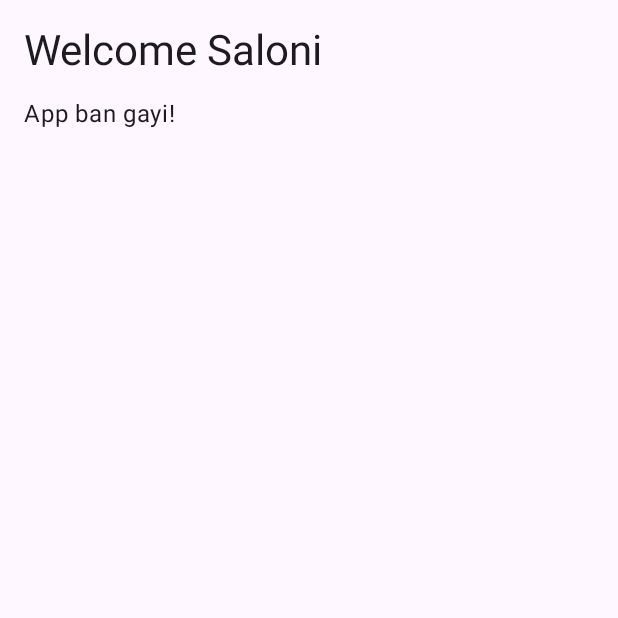
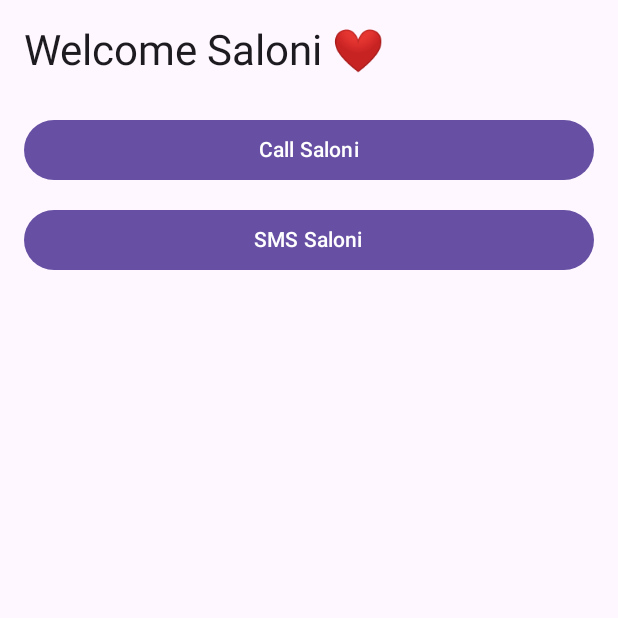
Before and after one commit to rijjupichhode-oss/Saloni, an Android app built with Jetpack Compose: the screen it shows after launch (MainActivity), on a phone screen of 412 x 824 dp, the top half of it. Run offline under Robolectric (Android 15) with nearby library versions, the phone set to English and light mode, and no system bars.

Commit message:
Update MainActivity.kt

```diff
--- a/app/src/main/java/com/rscrush/saloni/ui/MainActivity.kt
+++ b/app/src/main/java/com/rscrush/saloni/ui/MainActivity.kt
@@ -1,11 +1,12 @@
 package com.rscrush.saloni.ui
 
+import android.content.Intent
+import android.net.Uri
 import android.os.Bundle
 import androidx.activity.ComponentActivity
 import androidx.activity.compose.setContent
 import androidx.compose.foundation.layout.*
 import androidx.compose.material3.*
-import androidx.compose.runtime.Composable
 import androidx.compose.ui.Modifier
 import androidx.compose.ui.unit.dp
 
@@ -16,9 +17,29 @@ class MainActivity : ComponentActivity() {
             MaterialTheme {
                 Surface(modifier = Modifier.fillMaxSize()) {
                     Column(modifier = Modifier.padding(16.dp)) {
-                        Text(text = "Welcome Saloni", style = MaterialTheme.typography.headlineMedium)
+                        Text(text = "Welcome Saloni ❤", style = MaterialTheme.typography.headlineMedium)
+                        Spacer(modifier = Modifier.height(24.dp))
+
+                        Button(onClick = {
+                            val intent = Intent(Intent.ACTION_DIAL).apply {
+                                data = Uri.parse("tel:9876543210")
+                            }
+                            startActivity(intent)
+                        }, modifier = Modifier.fillMaxWidth()) {
+                            Text("Call Saloni")
+                        }
+
                         Spacer(modifier = Modifier.height(12.dp))
-                        Text(text = "App ban gayi!")
+
+                        Button(onClick = {
+                            val intent = Intent(Intent.ACTION_SENDTO).apply {
+                                data = Uri.parse("smsto:77719 98558")
+                                putExtra("sms_body", "Hi Saloni ❤")
+                            }
+                            startActivity(intent)
+                        }, modifier = Modifier.fillMaxWidth()) {
+                            Text("SMS Saloni")
+                        }
                     }
                 }
             }
```
